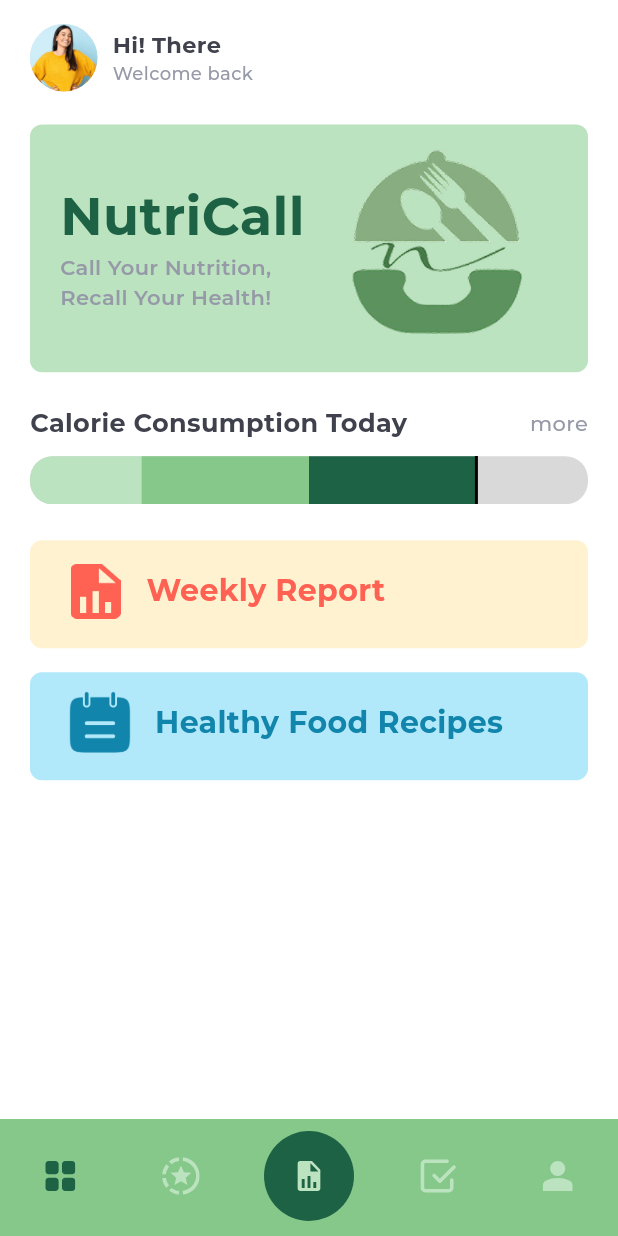
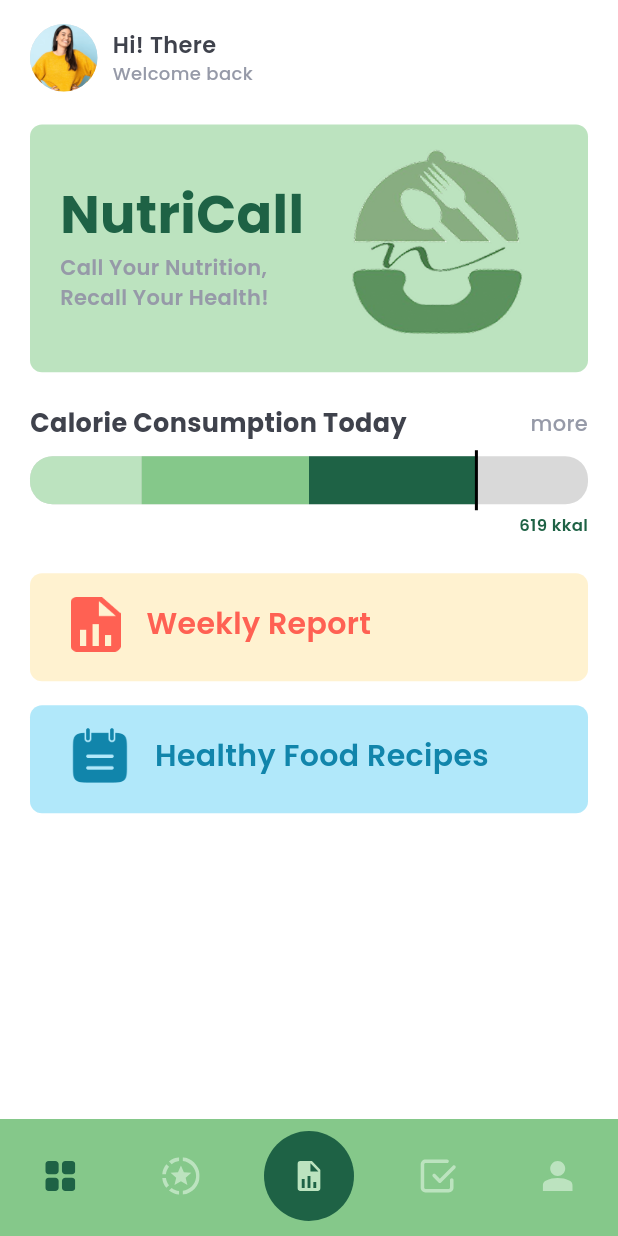
Before and after one commit to NutriCall/NutriCall-App, a Flutter app: the screen it shows after launch, on a phone screen of 412 x 824 dp. Run offline on Flutter 3.47's test engine with Material 3 defaults, Android fonts, the phone set to English and light mode, and no system bars; our stand-ins replace flutter_dotenv, flutter_riverpod, flutter_svg, gap, go_router, google_fonts and 3 more; generated files the repository leaves out were written again.

Commit message:
adjust home page

```diff
--- a/lib/features/home/pages/home_page.dart
+++ b/lib/features/home/pages/home_page.dart
@@ -1,10 +1,13 @@
 import 'package:flutter/material.dart';
 import 'package:gap/gap.dart';
+import 'package:go_router/go_router.dart';
 import 'package:hooks_riverpod/hooks_riverpod.dart';
 import 'package:nutri_call_app/features/home/widget/calorie_consumption_widget.dart';
 import 'package:nutri_call_app/features/home/widget/menu_home_widget.dart';
 import 'package:nutri_call_app/features/home/widget/nutricall_banner_widget.dart';
 import 'package:nutri_call_app/features/home/widget/user_header_widget.dart';
+import 'package:nutri_call_app/features/main/controllers/selected_index_provider.dart';
+import 'package:nutri_call_app/routers/router_name.dart';
 import 'package:nutri_call_app/utils/app_color.dart';
 import 'package:nutri_call_app/utils/assets.gen.dart';
 
@@ -33,23 +36,33 @@ class HomePage extends HookConsumerWidget {
               const Gap(24),
               Padding(
                 padding: const EdgeInsets.symmetric(horizontal: 20),
+                child: GestureDetector(
+                  onTap: (){
+                    ref.read(selectedIndexNavBar.notifier).state = 2;
+                  },
                   child: MenuHomeWidget(
                     title: 'Weekly Report',
                     assetPath: Assets.images.plan.path,
                     backgroundColor: AppColor.lightOrange,
                     textColor: AppColor.orange,
                   ),
+                )
               ),
               const Gap(16),
               Padding(
                 padding: const EdgeInsets.symmetric(horizontal: 20),
+                child: GestureDetector(
+                  onTap: (){
+                     context.pushNamed(RouteName.recipePage);
+                  },
                   child: MenuHomeWidget(
                     title: 'Healthy Food Recipes',
                     assetPath: Assets.images.recipe.path,
                     backgroundColor: AppColor.lightBlue,
                     textColor: AppColor.blue,
-                  imageScale: 1.0,
+                    imageScale: 0.9,
                   ),
+                )
               ),
               const Gap(24),
             ],
--- a/lib/features/home/widget/calorie_consumption_widget.dart
+++ b/lib/features/home/widget/calorie_consumption_widget.dart
@@ -19,15 +19,15 @@ class CalorieConsumptionWidget extends StatelessWidget {
           children: [
             Text(
               'Calorie Consumption Today',
-              style: GoogleFonts.montserrat(
+              style: GoogleFonts.poppins(
                 color: AppColor.semiBlack,
                 fontSize: 17,
-                fontWeight: FontWeight.bold,
+                fontWeight: FontWeight.w700,
               ),
             ),
             Text(
               'more',
-              style: GoogleFonts.montserrat(
+              style: GoogleFonts.poppins(
                 color: AppColor.lightBlack,
                 fontSize: 14,
                 fontWeight: FontWeight.w500,
@@ -36,7 +36,10 @@ class CalorieConsumptionWidget extends StatelessWidget {
           ],
         ),
         const Gap(10),
-        Stack(
+        SizedBox(
+          height: 32,
+          child: Stack(
+            clipBehavior: Clip.none,
             children: [
               Container(
                 width: width,
@@ -46,7 +49,6 @@ class CalorieConsumptionWidget extends StatelessWidget {
                   borderRadius: BorderRadius.circular(15),
                 ),
               ),
-
               Positioned(
                 left: 0,
                 child: Container(
@@ -98,12 +100,25 @@ class CalorieConsumptionWidget extends StatelessWidget {
                   top: -4,
                   child: Container(
                     width: 2,
-                  height: 100,
+                    height: 40,
                     color: Colors.black,
                   ),
                 ),
             ],
           ),
+        ),
+        const Gap(6),
+        Align(
+          alignment: Alignment.centerRight,
+          child: Text(
+            '619 kkal',
+            style: GoogleFonts.poppins(
+              color: AppColor.darkGreen,
+              fontSize: 11,
+              fontWeight: FontWeight.w600,
+            ),
+          ),
+        ),
       ],
     );
   }
--- a/lib/features/home/widget/menu_home_widget.dart
+++ b/lib/features/home/widget/menu_home_widget.dart
@@ -41,10 +41,10 @@ class MenuHomeWidget extends StatelessWidget {
               const Gap(10),
               Text(
                 title,
-                style: GoogleFonts.montserrat(
+                style: GoogleFonts.poppins(
                   color: textColor,
                   fontSize: 20,
-                  fontWeight: FontWeight.bold,
+                  fontWeight: FontWeight.w600,
                 ),
               ),
             ],
--- a/lib/features/home/widget/nutricall_banner_widget.dart
+++ b/lib/features/home/widget/nutricall_banner_widget.dart
@@ -26,7 +26,7 @@ class NutricallBanner extends StatelessWidget {
                 children: [
                   Text(
                     'NutriCall',
-                    style: GoogleFonts.montserrat(
+                    style: GoogleFonts.poppins(
                       color: AppColor.darkGreen,
                       fontSize: 35,
                       fontWeight: FontWeight.bold,
@@ -34,7 +34,7 @@ class NutricallBanner extends StatelessWidget {
                   ),
                   Text(
                     'Call Your Nutrition, Recall Your Health!',
-                    style: GoogleFonts.montserrat(
+                    style: GoogleFonts.poppins(
                       color: AppColor.lightBlack,
                       fontSize: 14,
                       fontWeight: FontWeight.w600,
--- a/lib/features/home/widget/user_header_widget.dart
+++ b/lib/features/home/widget/user_header_widget.dart
@@ -29,15 +29,15 @@ class UserProfileHeader extends StatelessWidget {
             children: [
               Text(
                 'Hi! There',
-                style: GoogleFonts.montserrat(
+                style: GoogleFonts.poppins(
                   color: AppColor.semiBlack,
                   fontSize: 15,
-                  fontWeight: FontWeight.bold,
+                  fontWeight: FontWeight.w600,
                 ),
               ),
               Text(
                 'Welcome back',
-                style: GoogleFonts.montserrat(
+                style: GoogleFonts.poppins(
                   color: AppColor.lightBlack,
                   fontSize: 12,
                   fontWeight: FontWeight.w500,
--- a/lib/features/progress/pages/progress_page.dart
+++ b/lib/features/progress/pages/progress_page.dart
@@ -1,13 +1,20 @@
 import 'package:flutter/material.dart';
 import 'package:hooks_riverpod/hooks_riverpod.dart';
+import 'package:nutri_call_app/helpers/widget/custom_app_bar.dart';
 
 class ProgressPage extends HookConsumerWidget {
   const ProgressPage({super.key});
   @override
   Widget build(BuildContext context, WidgetRef ref) {
     return const Scaffold(
-      body: Center(
-        child: Text('Progress Page'),
+      appBar: CustomAppBar(
+        title: 'Progress',
+      ),
+      body: Padding(
+        padding: EdgeInsets.symmetric(horizontal: 20, vertical: 20),
+        child: Center(
+          child: Text('Progress Page'),
+        ),
       ),
     );
   }
--- a/lib/features/splashscreen/splashscreen.dart
+++ b/lib/features/splashscreen/splashscreen.dart
@@ -25,7 +25,7 @@ class _SplashscreenState extends ConsumerState<Splashscreen> {
     });
 
     Future.delayed(const Duration(seconds: 3), () {
-      context.push(RouteName.main);
+      context.pushReplacement(RouteName.main);
     });
   }
 
```
Lines whose indentation alone changed are shown as unchanged.
